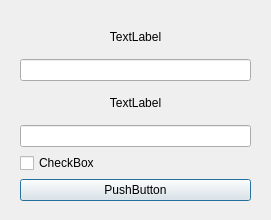
uPtt-messenger/uPtt_backup, file src/UI/login.ui: the form before one commit.
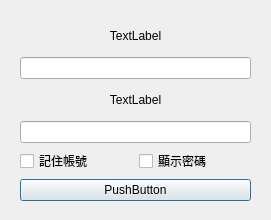
The form after the commit.

Commit message: Add show password, adjust login and about dialog

```diff
--- a/src/UI/login.ui
+++ b/src/UI/login.ui
@@ -64,11 +64,22 @@
      </widget>
     </item>
     <item>
+     <layout class="QHBoxLayout" name="horizontalLayout">
+      <item>
      <widget class="QCheckBox" name="RemberID">
       <property name="text">
-       <string>CheckBox</string>
-      </property>
-     </widget>
+         <string>記住帳號</string>
+        </property>
+       </widget>
+      </item>
+      <item>
+       <widget class="QCheckBox" name="ShowPW">
+        <property name="text">
+         <string>顯示密碼</string>
+        </property>
+       </widget>
+      </item>
+     </layout>
     </item>
     <item>
      <widget class="QPushButton" name="Login">
```
Lines whose indentation alone changed are shown as unchanged. The commit also changes 4 other files.
